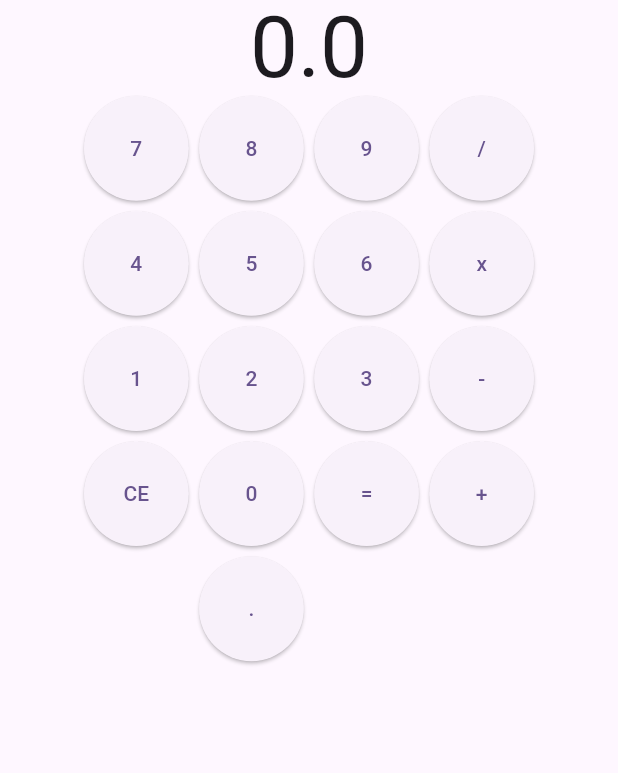
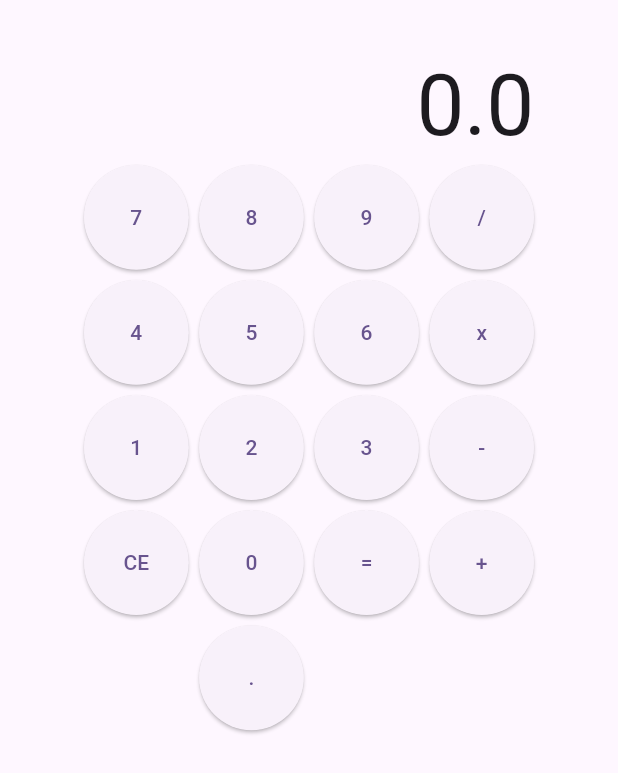
Before and after one commit to stnDinus/ppbCalculator, a Flutter app: the screen it shows after launch, on a phone screen of 412 x 824 dp. Shown: the top 773 px of the screen. Run offline on Flutter 3.47's test engine with Material 2 defaults, Android fonts, the phone set to English and light mode, and no system bars.

Commit message:
feat: show lhs & rhs

```diff
--- a/lib/calculator.dart
+++ b/lib/calculator.dart
@@ -18,8 +18,15 @@ class _CalculatorState extends State<Calculator> {
 
   @override
   Widget build(BuildContext context) {
-    return Column(children: [
-      CalculatorDisplay(displayValue: hasil),
+    return Column(crossAxisAlignment: CrossAxisAlignment.end, children: [
+      Padding(
+          padding: const EdgeInsets.only(top: 7, bottom: 7),
+          child: Column(children: [
+            Text(lhs, style: Theme.of(context).textTheme.bodySmall),
+            Text(rhs, style: Theme.of(context).textTheme.bodySmall),
+            Text(hasil.toString(),
+                style: Theme.of(context).textTheme.displayLarge)
+          ])),
       CalculatorButtons(
         callback: (Symbol symbol, Object value) {
           setState(() {
@@ -72,17 +79,6 @@ class _CalculatorState extends State<Calculator> {
         },
       )
     ]);
-  }
-}
-
-class CalculatorDisplay extends StatelessWidget {
-  final double displayValue;
-
-  const CalculatorDisplay({super.key, required this.displayValue});
-
-  @override
-  Widget build(BuildContext context) {
-    return Text(displayValue.toString(), style: Theme.of(context).textTheme.displayLarge);
   }
 }
 
```
